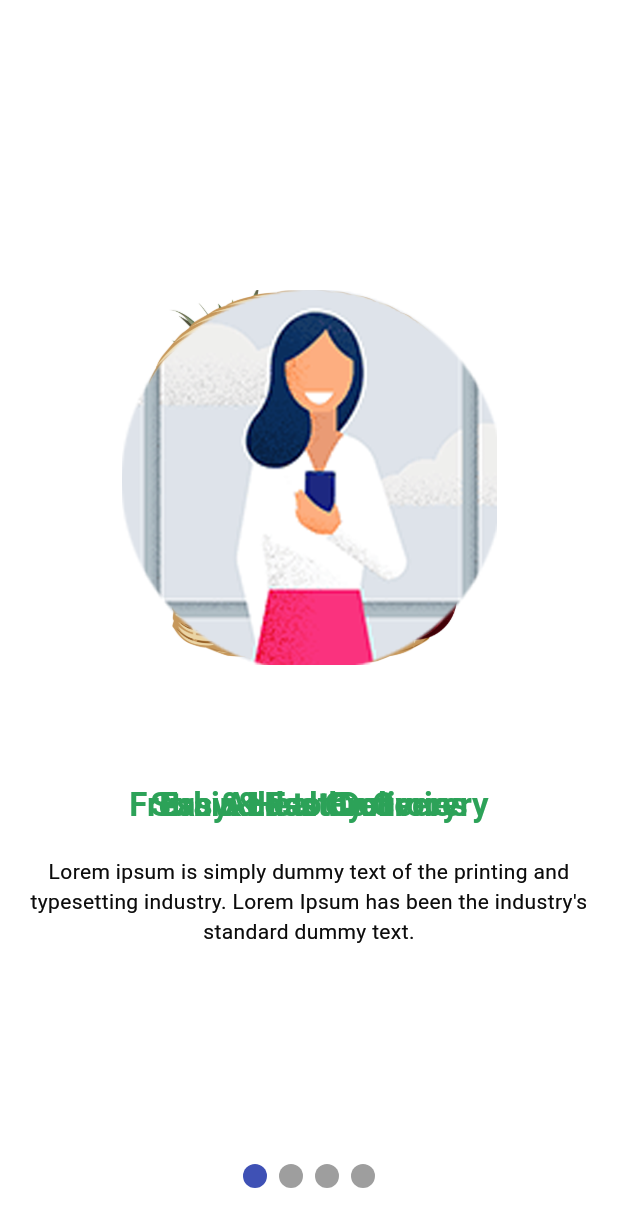
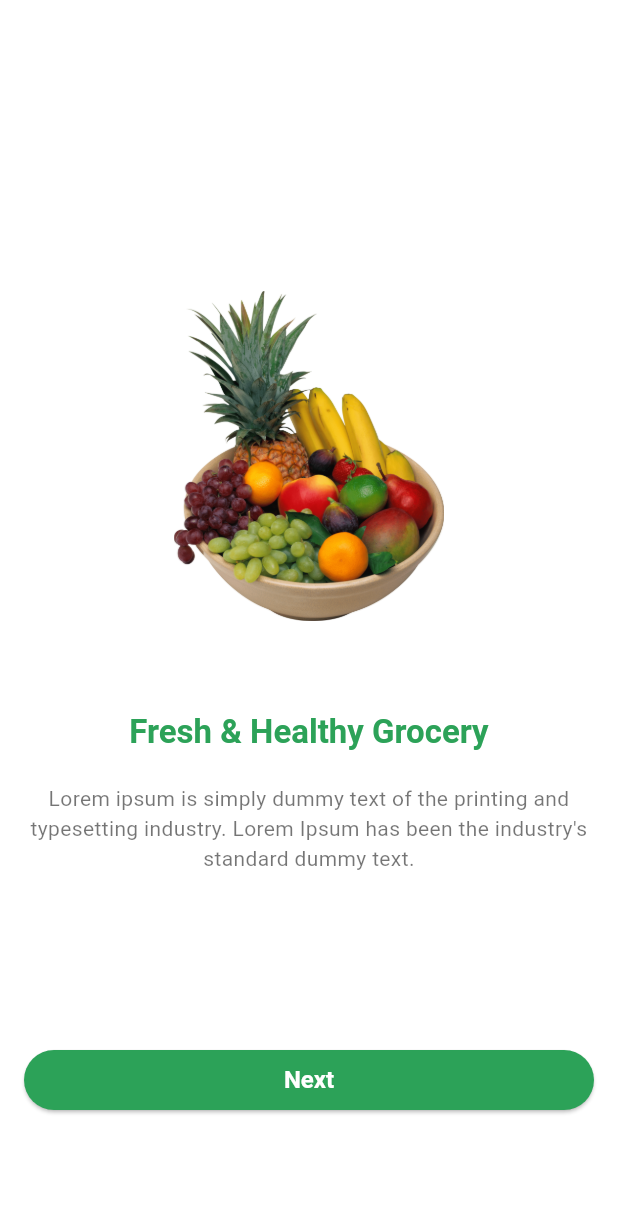
Before and after one commit to dipondeb999/E-Commerce_Grocery_Shop_App, a Flutter app: the screen it shows after launch, on a phone screen of 412 x 824 dp. Shown: the top 1227 px of the screen. Run offline on Flutter 3.47's test engine with Material 3 defaults, Android fonts, the phone set to English and light mode, and no system bars; drawn by our look-alikes of carousel_slider, smooth_page_indicator; our stand-ins replace flutter_svg, get.

Commit message:
update on boarding screen

```diff
--- a/lib/app/app.dart
+++ b/lib/app/app.dart
@@ -1,4 +1,5 @@
 import 'package:e_commerce_grocery_shop_app/app/app_theme_data.dart';
+import 'package:e_commerce_grocery_shop_app/features/auth/ui/screens/login_and_register_screen.dart';
 import 'package:e_commerce_grocery_shop_app/features/auth/ui/screens/on_boarding_screen.dart';
 import 'package:e_commerce_grocery_shop_app/features/auth/ui/screens/splash_screen.dart';
 import 'package:e_commerce_grocery_shop_app/features/common/ui/screens/main_bottom_nav_screen.dart';
@@ -19,6 +20,7 @@
         '/': (context) => SplashScreen(),
         OnBoardingScreen.name: (context) => OnBoardingScreen(),
         MainBottomNavScreen.name: (context) => MainBottomNavScreen(),
+        LoginAndRegisterScreen.name: (context) => LoginAndRegisterScreen(),
       },
     );
   }
--- a/lib/app/app_theme_data.dart
+++ b/lib/app/app_theme_data.dart
@@ -9,6 +9,20 @@
       progressIndicatorTheme: ProgressIndicatorThemeData(
         color: AppColors.themeColor,
       ),
+      elevatedButtonTheme: ElevatedButtonThemeData(
+        style: ElevatedButton.styleFrom(
+          foregroundColor: Colors.white,
+          backgroundColor: AppColors.themeColor,
+          fixedSize: Size.fromWidth(double.maxFinite),
+          shape: RoundedRectangleBorder(
+            borderRadius: BorderRadius.circular(30),
+          ),
+          textStyle: TextStyle(
+            fontSize: 16,
+            fontWeight: FontWeight.w600,
+          ),
+        ),
+      ),
     );
   }
 
@@ -19,6 +33,20 @@
       progressIndicatorTheme: ProgressIndicatorThemeData(
         color: AppColors.themeColor,
       ),
+      elevatedButtonTheme: ElevatedButtonThemeData(
+        style: ElevatedButton.styleFrom(
+          foregroundColor: Colors.white,
+          backgroundColor: AppColors.themeColor,
+          fixedSize: Size.fromWidth(double.maxFinite),
+          shape: RoundedRectangleBorder(
+            borderRadius: BorderRadius.circular(30),
+          ),
+          textStyle: TextStyle(
+            fontSize: 16,
+            fontWeight: FontWeight.w600,
+          ),
+        ),
+      ),
     );
   }
 }
--- /dev/null
+++ b/lib/features/auth/ui/screens/login_and_register_screen.dart
@@ -0,0 +1,61 @@
+import 'package:e_commerce_grocery_shop_app/app/app_colors.dart';
+import 'package:e_commerce_grocery_shop_app/app/assets_path.dart';
+import 'package:flutter/material.dart';
+
+class LoginAndRegisterScreen extends StatelessWidget {
+  const LoginAndRegisterScreen({super.key});
+
+  static const String name = '/login-register-screen';
+
+  @override
+  Widget build(BuildContext context) {
+    TextTheme textTheme = Theme.of(context).textTheme;
+    return Scaffold(
+      body: Padding(
+        padding: const EdgeInsets.all(16),
+        child: Column(
+          mainAxisAlignment: MainAxisAlignment.center,
+          children: [
+            Image.asset(
+              AssetsPath.onBoardingImageFourPng,
+              height: 220,
+            ),
+            SizedBox(height: 60),
+            Text(
+              'Strain Less Groceries',
+              style: textTheme.titleLarge?.copyWith(
+                  color: AppColors.themeColor, fontWeight: FontWeight.w600),
+            ),
+            SizedBox(height: 20),
+            Text(
+              '''Lorem ipsum is simply dummy text of the printing and typesetting industry.''',
+              textAlign: TextAlign.center,
+              style: textTheme.bodyMedium?.copyWith(color: Colors.black54),
+            ),
+            SizedBox(height: 40),
+            ElevatedButton(
+                onPressed: () {},
+                child: Text('Login'),
+              ),
+            SizedBox(height: 20),
+            ElevatedButton(
+              style: ElevatedButton.styleFrom(
+                foregroundColor: AppColors.themeColor,
+                backgroundColor: Colors.white,
+                shape: RoundedRectangleBorder(
+                  borderRadius: BorderRadius.circular(30),
+                  side: BorderSide(
+                    color: AppColors.themeColor,
+                    width: 1,
+                  ),
+                ),
+              ),
+              onPressed: () {},
+              child: Text('Register'),
+            ),
+          ],
+        ),
+      ),
+    );
+  }
+}
--- a/lib/features/auth/ui/screens/on_boarding_screen.dart
+++ b/lib/features/auth/ui/screens/on_boarding_screen.dart
@@ -1,7 +1,8 @@
-import 'package:e_commerce_grocery_shop_app/app/app_colors.dart';
+import 'package:carousel_slider/carousel_slider.dart';
 import 'package:e_commerce_grocery_shop_app/app/assets_path.dart';
+import 'package:e_commerce_grocery_shop_app/features/auth/ui/screens/login_and_register_screen.dart';
+import 'package:e_commerce_grocery_shop_app/features/auth/ui/widgets/onboarding_page_widget.dart';
 import 'package:flutter/material.dart';
-import 'package:smooth_page_indicator/smooth_page_indicator.dart';
 
 class OnBoardingScreen extends StatefulWidget {
   const OnBoardingScreen({super.key});
@@ -13,84 +14,69 @@
 }
 
 class _OnBoardingScreenState extends State<OnBoardingScreen> {
-  final PageController _pageController = PageController();
   int _currentIndex = 0;
+
+  final List<Widget> _pages = [
+    OnboardingPageWidget(
+        image: AssetsPath.onBoardingImageOnePng,
+        title: 'Fresh & Healthy Grocery',
+        description: '''Lorem ipsum is simply dummy text of the printing and typesetting industry. Lorem Ipsum has been the industry's standard dummy text.''',
+    ),
+    OnboardingPageWidget(
+        image: AssetsPath.onBoardingImageTwoPng,
+        title: 'Add to Cart',
+        description: '''Lorem ipsum is simply dummy text of the printing and typesetting industry. Lorem Ipsum has been the industry's standard dummy text.''',
+    ),
+    OnboardingPageWidget(
+        image: AssetsPath.onBoardingImageThreePng,
+        title: 'Easy & Fast Delivery',
+        description: '''Lorem ipsum is simply dummy text of the printing and typesetting industry. Lorem Ipsum has been the industry's standard dummy text.''',
+    ),
+  ];
+
   @override
   Widget build(BuildContext context) {
     return Scaffold(
-      body: Stack(
+      body: Column(
         children: [
-          PageView(
-            controller: _pageController,
-            onPageChanged: (index) {
-              _currentIndex = index;
-              setState(() {});
-            },
-          ),
-          _pageDetails(
-            image: AssetsPath.onBoardingImageOnePng,
-            title: 'Fresh & Healthy Grocery',
-            subtitle: '''Lorem ipsum is simply dummy text of the printing and typesetting industry. Lorem Ipsum has been the industry's standard dummy text.''',
-          ),
-          _pageDetails(
-            image: AssetsPath.onBoardingImageTwoPng,
-            title: 'Add to Cart',
-            subtitle: '''Lorem ipsum is simply dummy text of the printing and typesetting industry. Lorem Ipsum has been the industry's standard dummy text.''',
-          ),
-          _pageDetails(
-            image: AssetsPath.onBoardingImageThreePng,
-            title: 'Easy & Fast Delivery',
-            subtitle: '''Lorem ipsum is simply dummy text of the printing and typesetting industry. Lorem Ipsum has been the industry's standard dummy text.''',
-          ),
-          _pageDetails(
-            image: AssetsPath.onBoardingImageFourPng,
-            title: 'Strain Less Groceries',
-            subtitle: '''Lorem ipsum is simply dummy text of the printing and typesetting industry. Lorem Ipsum has been the industry's standard dummy text.''',
-          ),
-          SizedBox(height: 50),
-          Align(
-            alignment: Alignment.bottomCenter,
-            child: Padding(
-              padding: EdgeInsets.only(bottom: 32),
-              child: SmoothPageIndicator(
-                controller: _pageController,
-                count: 4,
-                onDotClicked: (index) {
-                  _pageController.jumpToPage(index);
+          Expanded(
+            child: CarouselSlider(
+              items: _pages,
+              options: CarouselOptions(
+                height: MediaQuery.of(context).size.height,
+                viewportFraction: 1.0,
+                enableInfiniteScroll: false,
+                // scrollPhysics: NeverScrollableScrollPhysics(),
+                onPageChanged: (index, reason) {
+                  _currentIndex = index;
+                  setState(() {});
                 },
               ),
             ),
           ),
+          if (_currentIndex < 2)
+            Padding(
+              padding: const EdgeInsets.symmetric(horizontal: 16),
+              child: ElevatedButton(
+                onPressed: () {
+                  _currentIndex++;
+                },
+                child: Text('Next'),
+              ),
+            ),
+          if (_currentIndex == 2)
+            Padding(
+              padding: const EdgeInsets.symmetric(horizontal: 16),
+              child: ElevatedButton(
+                onPressed: () {
+                  Navigator.pushNamed(context, LoginAndRegisterScreen.name);
+                },
+                child: Text('Get Started'),
+              ),
+            ),
+          const SizedBox(height: 80),
         ],
       ),
     );
   }
-
-  Widget _pageDetails({required String image, required String title, required String subtitle}) {
-    TextTheme textTheme = Theme.of(context).textTheme;
-    return Column(
-      crossAxisAlignment: CrossAxisAlignment.center,
-      mainAxisAlignment: MainAxisAlignment.center,
-      children: [
-        Image.asset(
-          image,
-          height: 250,
-        ),
-        SizedBox(height: 80),
-        Text(
-          title,
-          style: textTheme.titleLarge?.copyWith(
-              color: AppColors.themeColor,
-              fontWeight: FontWeight.w600
-          ),
-        ),
-        SizedBox(height: 20),
-        Text(
-          subtitle,
-          textAlign: TextAlign.center,
-          style: textTheme.bodyMedium?.copyWith(color: Colors.black54),
-        ),
-      ],
-    );
-  }
 }
--- /dev/null
+++ b/lib/features/auth/ui/widgets/onboarding_page_widget.dart
@@ -0,0 +1,47 @@
+import 'package:e_commerce_grocery_shop_app/app/app_colors.dart';
+import 'package:flutter/material.dart';
+
+class OnboardingPageWidget extends StatelessWidget {
+  final String image;
+  final String title;
+  final String description;
+
+  const OnboardingPageWidget(
+      {super.key,
+      required this.image,
+      required this.title,
+      required this.description,
+      });
+
+  @override
+  Widget build(BuildContext context) {
+    TextTheme textTheme = Theme.of(context).textTheme;
+    return Scaffold(
+      body: Padding(
+        padding: const EdgeInsets.all(16),
+        child: Column(
+          mainAxisAlignment: MainAxisAlignment.center,
+          children: [
+            SizedBox(height: 80),
+            Image.asset(
+              image,
+              height: 220,
+            ),
+            SizedBox(height: 60),
+            Text(
+              title,
+              style: textTheme.titleLarge?.copyWith(
+                  color: AppColors.themeColor, fontWeight: FontWeight.w600),
+            ),
+            SizedBox(height: 20),
+            Text(
+              description,
+              textAlign: TextAlign.center,
+              style: textTheme.bodyMedium?.copyWith(color: Colors.black54),
+            ),
+          ],
+        ),
+      ),
+    );
+  }
+}
--- a/pubspec.yaml
+++ b/pubspec.yaml
@@ -13,7 +13,7 @@
   cupertino_icons: ^1.0.8
   flutter_svg: ^2.0.17
   get: ^4.6.6
-  smooth_page_indicator: ^1.2.0+3
+  carousel_slider: ^5.0.0
 
 dev_dependencies:
   flutter_test:
```
Also changed, not shown: pubspec.lock.
